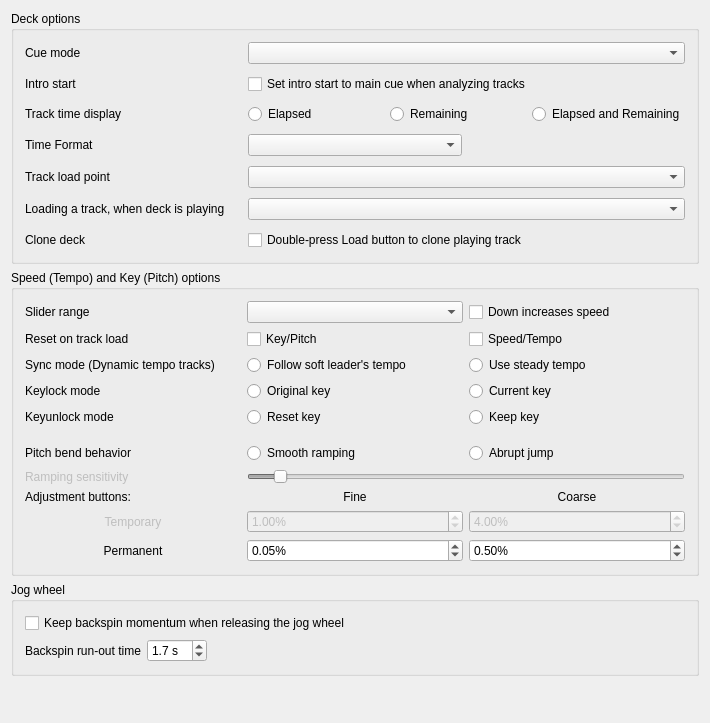
First picture: the form in src/preferences/dialog/dlgprefdeckdlg.ui, repository stephanlensky/mixxx, before the edit.
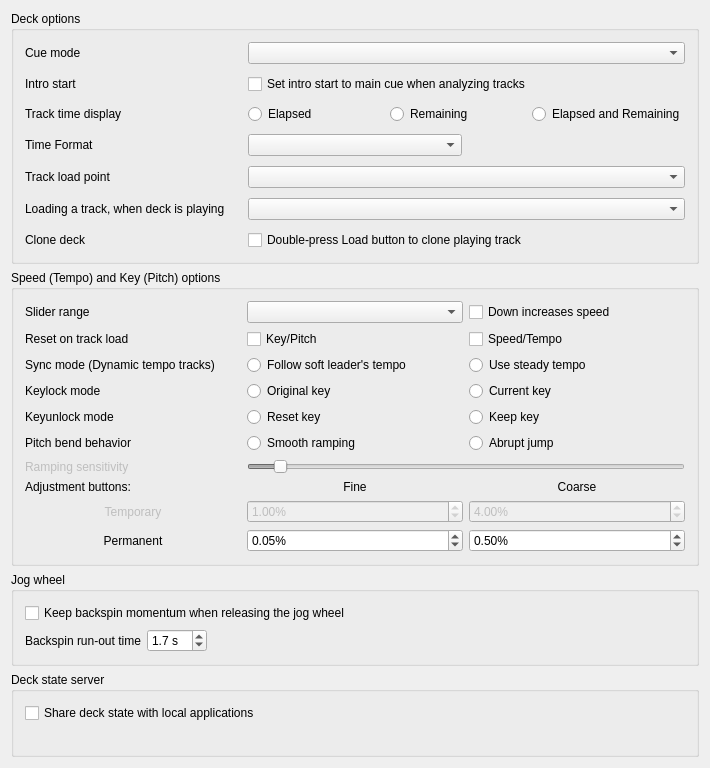
Second picture: the form after the edit.

Commit message: Add Decks preference to enable the deck state server at runtime

What changed in the file:
```diff
--- a/src/preferences/dialog/dlgprefdeckdlg.ui
+++ b/src/preferences/dialog/dlgprefdeckdlg.ui
@@ -713,6 +713,32 @@
     </widget>
    </item>
    <item row="3" column="0">
+    <widget class="QGroupBox" name="groupBoxDeckStateServer">
+     <property name="title">
+      <string>Deck state server</string>
+     </property>
+     <layout class="QVBoxLayout" name="verticalLayoutDeckStateServer">
+      <item>
+       <widget class="QCheckBox" name="checkBoxDeckStateServer">
+        <property name="toolTip">
+         <string>Streams the loaded tracks, tempo and beat position of each deck as newline-delimited JSON to applications connected to a local socket, for example to drive lighting or visuals.</string>
+        </property>
+        <property name="text">
+         <string>Share deck state with local applications</string>
+        </property>
+       </widget>
+      </item>
+      <item>
+       <widget class="QLabel" name="labelDeckStateServerSocket">
+        <property name="textInteractionFlags">
+         <set>Qt::TextSelectableByMouse</set>
+        </property>
+       </widget>
+      </item>
+     </layout>
+    </widget>
+   </item>
+   <item row="4" column="0">
     <spacer name="verticalSpacer2">
      <property name="orientation">
       <enum>Qt::Vertical</enum>
```
Left out of the diff: 1 changed line with no effect on the pictures. The commit also changes 6 other files.
